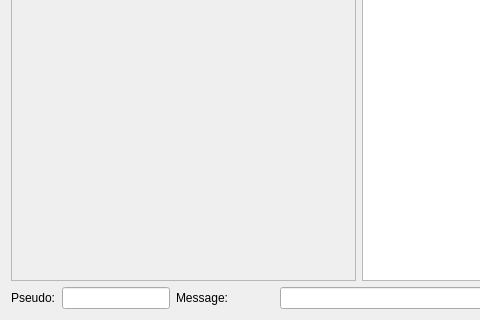
UnelDev/tchat-v5.2, file serveur/widget.ui: the form before one commit; both pictures show x 0 to 480 and y 109 to 429 of the 629 by 429 pixel window.
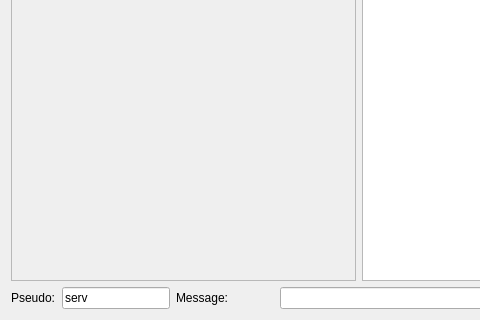
The form after the commit. Icons and pictures are not drawn.

Diff of the .ui file:
```diff
--- a/serveur/widget.ui
+++ b/serveur/widget.ui
@@ -27,7 +27,11 @@
       </widget>
      </item>
      <item alignment="Qt::AlignLeft">
-      <widget class="QLineEdit" name="pseudo"/>
+      <widget class="QLineEdit" name="pseudo">
+       <property name="text">
+        <string>serv</string>
+       </property>
+      </widget>
      </item>
      <item>
       <widget class="QLabel" name="label_message_3">
```
